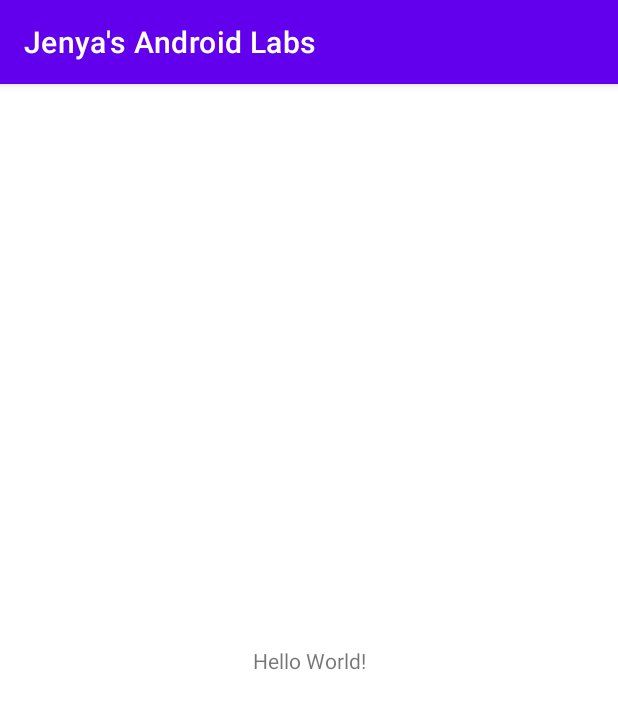
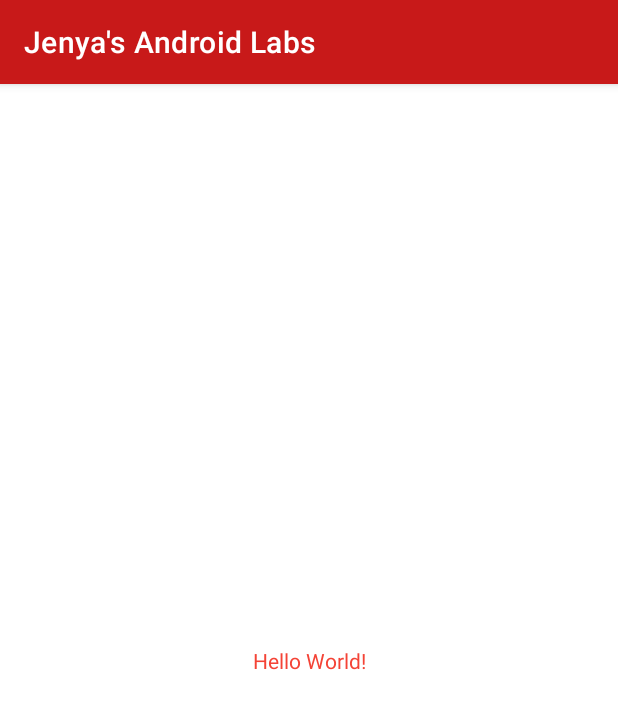
Before and after one commit to Jenyapy/MyAndroidLabs, an Android app: the screen it shows after launch (MainActivity), on a phone screen of 412 x 824 dp. Shown: the top 709 px of the screen. Run offline under Robolectric (Android 15) with nearby library versions, the phone set to English and light mode, and no system bars.

Commit message:
Second Commit: Changed icon and app colors

```diff
--- a/app/src/main/AndroidManifest.xml
+++ b/app/src/main/AndroidManifest.xml
@@ -4,9 +4,8 @@
 
     <application
         android:allowBackup="true"
-        android:icon="@mipmap/ic_launcher"
+        android:icon="@drawable/app_icon"
         android:label="@string/app_name"
-        android:roundIcon="@mipmap/ic_launcher_round"
         android:supportsRtl="true"
         android:theme="@style/Theme.JenyasAndroidLabs">
         <activity android:name=".MainActivity">
--- a/app/src/main/res/mipmap-anydpi-v26/ic_launcher.xml
+++ /dev/null
@@ -1,5 +0,0 @@
-<?xml version="1.0" encoding="utf-8"?>
-<adaptive-icon xmlns:android="http://schemas.android.com/apk/res/android">
-    <background android:drawable="@drawable/ic_launcher_background" />
-    <foreground android:drawable="@drawable/ic_launcher_foreground" />
-</adaptive-icon>
--- a/app/src/main/res/mipmap-anydpi-v26/ic_launcher_round.xml
+++ /dev/null
@@ -1,5 +0,0 @@
-<?xml version="1.0" encoding="utf-8"?>
-<adaptive-icon xmlns:android="http://schemas.android.com/apk/res/android">
-    <background android:drawable="@drawable/ic_launcher_background" />
-    <foreground android:drawable="@drawable/ic_launcher_foreground" />
-</adaptive-icon>
--- a/app/src/main/res/values-night/themes.xml
+++ /dev/null
@@ -1,16 +0,0 @@
-<resources xmlns:tools="http://schemas.android.com/tools">
-    <!-- Base application theme. -->
-    <style name="Theme.JenyasAndroidLabs" parent="Theme.MaterialComponents.DayNight.DarkActionBar">
-        <!-- Primary brand color. -->
-        <item name="colorPrimary">@color/purple_200</item>
-        <item name="colorPrimaryVariant">@color/purple_700</item>
-        <item name="colorOnPrimary">@color/black</item>
-        <!-- Secondary brand color. -->
-        <item name="colorSecondary">@color/teal_200</item>
-        <item name="colorSecondaryVariant">@color/teal_200</item>
-        <item name="colorOnSecondary">@color/black</item>
-        <!-- Status bar color. -->
-        <item name="android:statusBarColor" tools:targetApi="l">?attr/colorPrimaryVariant</item>
-        <!-- Customize your theme here. -->
-    </style>
-</resources>
--- a/app/src/main/res/values/colors.xml
+++ b/app/src/main/res/values/colors.xml
@@ -1,10 +1,9 @@
 <?xml version="1.0" encoding="utf-8"?>
 <resources>
-    <color name="purple_200">#FFBB86FC</color>
-    <color name="purple_500">#FF6200EE</color>
-    <color name="purple_700">#FF3700B3</color>
-    <color name="teal_200">#FF03DAC5</color>
-    <color name="teal_700">#FF018786</color>
-    <color name="black">#FF000000</color>
-    <color name="white">#FFFFFFFF</color>
+   <color name = "my_primary">#C81919</color>
+    <color name = "my_secondary">#27989C</color>
+    <color name = "my_statusbar">#673AB7</color>
+    <color name = "my_text">#F44336</color>
+    <color name="black">#090808</color>
+    <color name="white">#912828</color>
 </resources>
--- a/app/src/main/res/values/themes.xml
+++ b/app/src/main/res/values/themes.xml
@@ -2,15 +2,12 @@
     <!-- Base application theme. -->
     <style name="Theme.JenyasAndroidLabs" parent="Theme.MaterialComponents.DayNight.DarkActionBar">
         <!-- Primary brand color. -->
-        <item name="colorPrimary">@color/purple_500</item>
-        <item name="colorPrimaryVariant">@color/purple_700</item>
-        <item name="colorOnPrimary">@color/white</item>
+        <item name="colorPrimary">@color/my_primary</item>
         <!-- Secondary brand color. -->
-        <item name="colorSecondary">@color/teal_200</item>
-        <item name="colorSecondaryVariant">@color/teal_700</item>
-        <item name="colorOnSecondary">@color/black</item>
+        <item name="colorSecondary">@color/my_secondary</item>
         <!-- Status bar color. -->
-        <item name="android:statusBarColor" tools:targetApi="l">?attr/colorPrimaryVariant</item>
+        <item name="android:statusBarColor">@color/my_statusbar</item>
         <!-- Customize your theme here. -->
+        <item name="android:textColor">@color/my_text</item>
     </style>
 </resources>
```
Also changed, not shown: app/src/main/res/drawable/app_icon.png (added), app/src/main/res/mipmap-hdpi/ic_launcher.png (deleted), app/src/main/res/mipmap-hdpi/ic_launcher_round.png (deleted), app/src/main/res/mipmap-mdpi/ic_launcher.png (deleted), app/src/main/res/mipmap-mdpi/ic_launcher_round.png (deleted), app/src/main/res/mipmap-xhdpi/ic_launcher.png (deleted), app/src/main/res/mipmap-xhdpi/ic_launcher_round.png (deleted), app/src/main/res/mipmap-xxhdpi/ic_launcher.png (deleted), app/src/main/res/mipmap-xxhdpi/ic_launcher_round.png (deleted), app/src/main/res/mipmap-xxxhdpi/ic_launcher.png (deleted), app/src/main/res/mipmap-xxxhdpi/ic_launcher_round.png (deleted).
